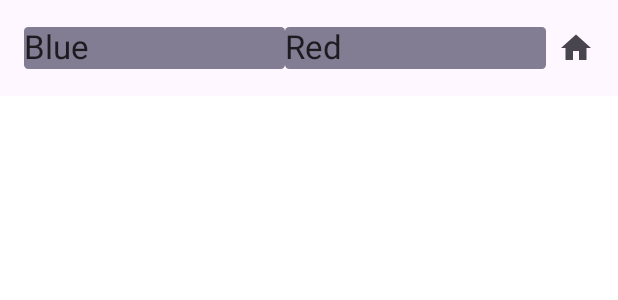
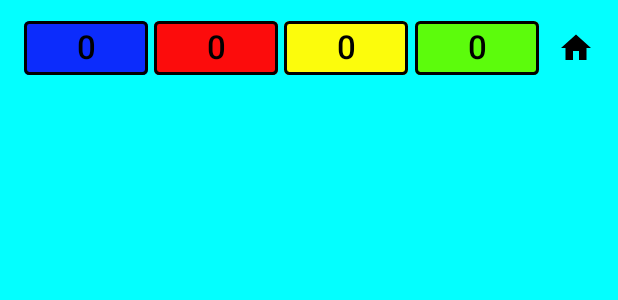
Before and after one commit to DarkAcsi/Memo, an Android app built with Jetpack Compose: the @Preview function ViewGameTopBar, on a phone screen of 412 x 824 dp. Shown: the top 300 px of the screen. Run offline under Robolectric (Android 15) with nearby library versions, the phone set to English and light mode, and no system bars.

Commit message:
Debug game classic screen

```diff
--- a/app/src/main/java/com/coursework/memo/navigation/NavGraph.kt
+++ b/app/src/main/java/com/coursework/memo/navigation/NavGraph.kt
@@ -5,7 +5,7 @@ import androidx.navigation.compose.NavHost
 import androidx.navigation.compose.composable
 import androidx.navigation.compose.rememberNavController
 import com.coursework.memo.screens.ScreenHome
-import com.coursework.memo.screens.games.classic.ScreenGame
+import com.coursework.memo.screens.games.componens.ScreenGame
 import com.coursework.memo.screens.games.support.GameSettings
 import com.coursework.memo.screens.size.ScreenSize
 import com.google.gson.Gson
--- a/app/src/main/java/com/coursework/memo/navigation/NavigatorImpl.kt
+++ b/app/src/main/java/com/coursework/memo/navigation/NavigatorImpl.kt
@@ -19,7 +19,7 @@ class NavigatorImpl(private val navController: NavHostController): Navigator {
     }
 
     override fun toGame(gameSettings: GameSettings){
-        navController.navigate(gameSettings.kindGame + "/" + Gson().toJson(gameSettings))
+        navController.navigate(Routes.Game.route + "/" + Gson().toJson(gameSettings))
     }
 
     override fun toSettings() {
--- a/app/src/main/java/com/coursework/memo/preferences/local_settings/LocalSettingsData.kt
+++ b/app/src/main/java/com/coursework/memo/preferences/local_settings/LocalSettingsData.kt
@@ -1,6 +1,6 @@
 package com.coursework.memo.preferences.local_settings
 
 data class LocalSettingsData(
-    var backCard: String,
+    var backSide: String,
     var imagePack: String,
 )
--- a/app/src/main/java/com/coursework/memo/preferences/local_settings/LocalSettingsImpl.kt
+++ b/app/src/main/java/com/coursework/memo/preferences/local_settings/LocalSettingsImpl.kt
@@ -20,7 +20,7 @@ class LocalSettingsImpl @Inject constructor(
     override suspend fun saveSettings(localSettingsData: LocalSettingsData) {
         application.dataStore.edit { settings ->
             settings[PreferenceKeys.IMAGE_PACK] = localSettingsData.imagePack
-            settings[PreferenceKeys.BACK_CARD] = localSettingsData.backCard
+            settings[PreferenceKeys.BACK_CARD] = localSettingsData.backSide
         }
     }
 
--- a/app/src/main/java/com/coursework/memo/preferences/usecases/AppSettingsCases.kt
+++ /dev/null
@@ -1,6 +0,0 @@
-package com.coursework.memo.preferences.usecases
-
-data class AppSettingsCases(
-    val readSettings: ReadSettings,
-    val saveSettings: SaveSettings,
-)
--- a/app/src/main/java/com/coursework/memo/screens/games/base/GameViewModel.kt
+++ b/app/src/main/java/com/coursework/memo/screens/games/base/GameViewModel.kt
@@ -1,5 +1,6 @@
 package com.coursework.memo.screens.games.base
 
+import android.content.Context
 import androidx.compose.runtime.State
 import androidx.lifecycle.ViewModel
 import com.coursework.memo.preferences.local_settings.LocalSettingsData
@@ -8,8 +9,11 @@ import com.coursework.memo.screens.games.base.states.TopBarState
 abstract class GameViewModel : ViewModel() {
 
     abstract val localSettingsData: State<LocalSettingsData>
-    abstract val stateTopBar: State<TopBarState>
+
+    abstract fun getStateTopBar(players: Int): TopBarState
 
     abstract fun onEvent(event: GameEvent)
 
+    abstract fun getImages(rows: Int, columns: Int, context: Context): List<String>
+
 }
--- a/app/src/main/java/com/coursework/memo/screens/games/componens/GameTopBar.kt
+++ b/app/src/main/java/com/coursework/memo/screens/games/componens/GameTopBar.kt
@@ -1,8 +1,12 @@
 package com.coursework.memo.screens.games.componens
 
 import androidx.compose.foundation.background
+import androidx.compose.foundation.border
+import androidx.compose.foundation.layout.Arrangement
 import androidx.compose.foundation.layout.Box
 import androidx.compose.foundation.layout.Row
+import androidx.compose.foundation.layout.fillMaxWidth
+import androidx.compose.foundation.layout.padding
 import androidx.compose.foundation.shape.RoundedCornerShape
 import androidx.compose.material.icons.Icons
 import androidx.compose.material.icons.filled.Home
@@ -11,26 +15,35 @@ import androidx.compose.material3.Icon
 import androidx.compose.material3.IconButton
 import androidx.compose.material3.Text
 import androidx.compose.material3.TopAppBar
+import androidx.compose.material3.TopAppBarColors
 import androidx.compose.runtime.Composable
+import androidx.compose.ui.Alignment
 import androidx.compose.ui.Modifier
 import androidx.compose.ui.graphics.Color
 import androidx.compose.ui.res.stringResource
+import androidx.compose.ui.text.font.FontWeight
+import androidx.compose.ui.text.style.TextAlign
 import androidx.compose.ui.tooling.preview.Preview
+import androidx.compose.ui.unit.dp
 import androidx.navigation.compose.rememberNavController
 import com.coursework.memo.R
 import com.coursework.memo.navigation.Navigator
 import com.coursework.memo.navigation.NavigatorImpl
 import com.coursework.memo.screens.games.base.states.TopBarState
 import com.coursework.memo.screens.games.support.GameSettings
+import com.coursework.memo.ui.theme.PlayerBlue
+import com.coursework.memo.ui.theme.PlayerGreen
+import com.coursework.memo.ui.theme.PlayerRed
+import com.coursework.memo.ui.theme.PlayerYellow
 
-@Preview(showBackground = true)
+@Preview(backgroundColor = 0xFF03ffff, showBackground = true)
 @Composable
 fun ViewGameTopBar() {
     val navigator = NavigatorImpl(rememberNavController())
     GameTopBar(
         navigator = navigator,
-        state = TopBarState(2),
-        GameSettings("", 2, 3, 4)
+        state = TopBarState(4),
+        GameSettings("", 4, 3, 4)
     )
 }
 
@@ -43,7 +56,7 @@ fun GameTopBar(
 ) {
     TopAppBar(
         title = {
-            Row {
+            Row(verticalAlignment = Alignment.CenterVertically) {
                 for (i in 0..<state.players) {
                     Player(
                         order = i,
@@ -58,20 +71,36 @@ fun GameTopBar(
             IconButton({ navigator.toPause(gameSettings) }) {
                 Icon(Icons.Filled.Home, stringResource(R.string.pause))
             }
-        }
+        },
+        colors = TopAppBarColors(
+            Color.Transparent,
+            Color.Transparent,
+            Color.Transparent,
+            Color.Unspecified,
+            Color.Unspecified
+        )
     )
 }
 
-val colors = listOf(R.color.blue, R.color.red, R.color.yellow, R.color.green)
-val names = listOf(R.string.blue, R.string.red, R.string.yellow, R.string.green)
+
+val colors = listOf(PlayerBlue, PlayerRed, PlayerYellow, PlayerGreen)
 
 @Composable
 fun Player(order: Int, score: Int, leading: Boolean, modifier: Modifier) {
-    Box(
-        Modifier
-            .then(modifier)
-            .background(Color(colors[order]), RoundedCornerShape(percent = 10))
-    ) {
-        Text(stringResource(names[order]))
+    Box(modifier = Modifier.then(modifier)) {
+        Row(
+            Modifier
+                .fillMaxWidth(0.95f)
+                .border(2.dp, Color.Black, RoundedCornerShape(percent = 10))
+                .background(colors[order], RoundedCornerShape(percent = 10))
+                .padding(4.dp),
+            horizontalArrangement = Arrangement.Center
+        ) {
+            Text(
+                "$score",
+                fontWeight = FontWeight.Medium,
+                textAlign = TextAlign.Center,
+            )
+        }
     }
 }
--- a/app/src/main/java/com/coursework/memo/screens/size/ScreenSize.kt
+++ b/app/src/main/java/com/coursework/memo/screens/size/ScreenSize.kt
@@ -69,7 +69,7 @@ fun ScreenSize(navigator: Navigator, kindGame: String) {
                     navigator.toGame(
                         GameSettings(
                             kindGame = kindGame,
-                            players = players.intValue,
+                            players = players.intValue + 2,
                             rows = rows,
                             columns = columns
                         )
--- a/app/src/main/java/com/coursework/memo/ui/theme/Color.kt
+++ b/app/src/main/java/com/coursework/memo/ui/theme/Color.kt
@@ -9,3 +9,8 @@ val Pink80 = Color(0xFFEFB8C8)
 val Purple40 = Color(0xFF6650a4)
 val PurpleGrey40 = Color(0xFF625b71)
 val Pink40 = Color(0xFF7D5260)
+
+val PlayerBlue = Color(0xFF0C2CfC)
+val PlayerRed = Color(0xFFFC0C0C)
+val PlayerYellow = Color(0xFFFCFC0C)
+val PlayerGreen = Color(0xFF5CFC0C)
--- a/app/src/main/res/values/colors.xml
+++ b/app/src/main/res/values/colors.xml
@@ -7,8 +7,4 @@
     <color name="teal_700">#FF018786</color>
     <color name="black">#FF000000</color>
     <color name="white">#FFFFFFFF</color>
-    <color name="blue">#0C2CfC</color>
-    <color name="red">#FC0C0C</color>
-    <color name="yellow">#FCFC0C</color>
-    <color name="green">#5CFC0C</color>
 </resources>
```
Also changed, not shown: app/src/main/java/com/coursework/memo/screens/games/classic/ScreenClassic.kt (+47 -60 lines), app/src/main/java/com/coursework/memo/screens/games/classic/ViewModelClassic.kt (+26 -8 lines), app/src/main/java/com/coursework/memo/screens/games/componens/GameCard.kt (+36 -43 lines), app/src/main/java/com/coursework/memo/screens/games/componens/GameScreen.kt (added, +78 -0 lines), app/src/main/res/drawable/test_face_side.jpg (added).
